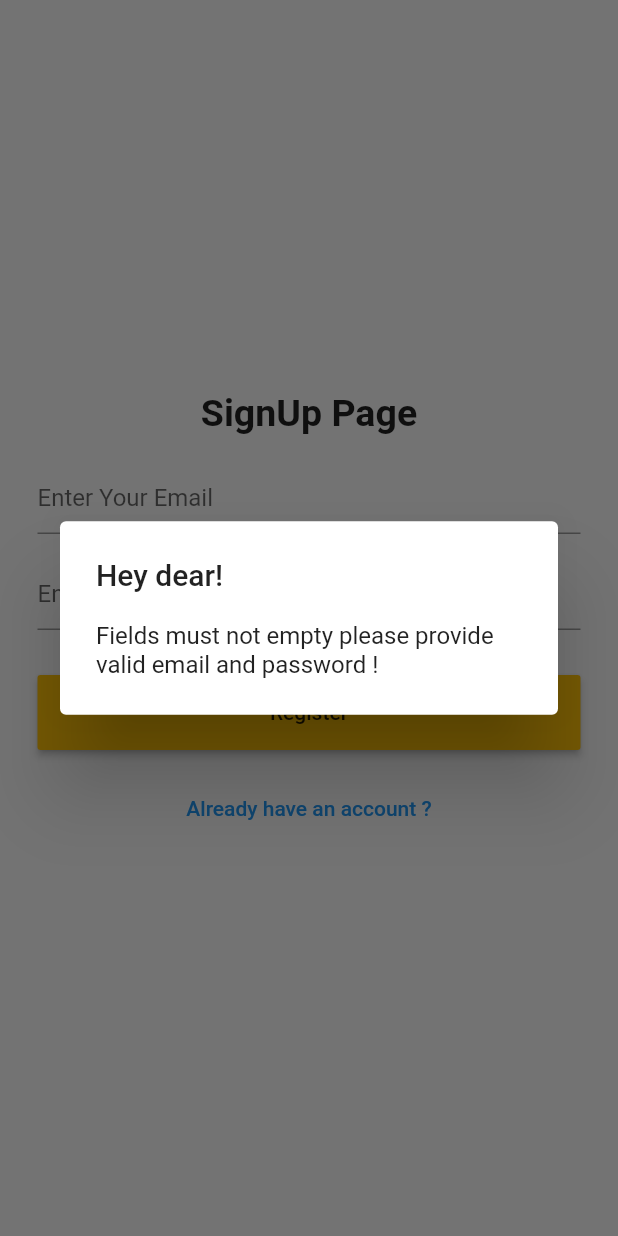
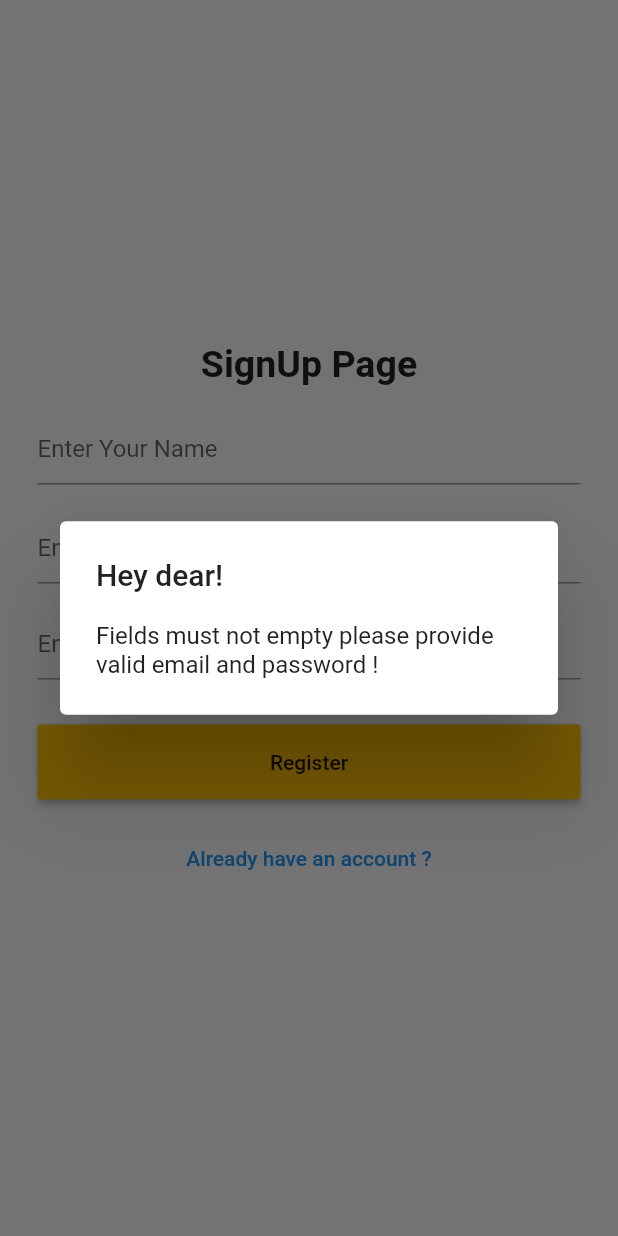
Before and after one commit to DavinderSingh-ds/chatting_app, a Flutter app: the RegisterPage screen opened directly, after a tap on "Register", on a phone screen of 412 x 824 dp. Run offline on Flutter 3.47's test engine with Material 2 defaults, Android fonts, the phone set to English and light mode, and no system bars; our stand-ins replace cloud_firestore, firebase_auth, firebase_core, shared_preferences; accounts and stored records are empty.

```diff
--- a/lib/Helper/FirebaseHelper.dart
+++ b/lib/Helper/FirebaseHelper.dart
@@ -2,6 +2,7 @@
 
 import 'package:chatting_app/Screens/ChatScreen.dart';
 import 'package:chatting_app/Screens/LoginPage.dart';
+import 'package:cloud_firestore/cloud_firestore.dart';
 import 'package:firebase_auth/firebase_auth.dart';
 import 'package:flutter/material.dart';
 
@@ -10,7 +11,7 @@ class Service {
   final auth = FirebaseAuth.instance;
 
   //for create User we define function
-  void createUser(context, email, password) async {
+  void createUser(context, name, email, password) async {
     try {
       //when the user create it will go to chatscreen directly not to login page
       await auth
@@ -23,6 +24,10 @@ class Service {
                   builder: ((context) => const ChatScreen()),
                 ),
               ),
+              FirebaseFirestore.instance
+                  .collection("Users")
+                  .doc(auth.currentUser!.uid)
+                  .set({"name": name, "email": email, "status": "online"})
             },
           );
     } catch (e) {
--- a/lib/Screens/RegisterPage.dart
+++ b/lib/Screens/RegisterPage.dart
@@ -15,6 +15,7 @@ class RegisterPage extends StatefulWidget {
 }
 
 class _RegisterPageState extends State<RegisterPage> {
+  final TextEditingController _nameController = TextEditingController();
   final TextEditingController _emailController = TextEditingController();
   final TextEditingController _passwordController = TextEditingController();
   final GlobalKey _formKey = GlobalKey();
@@ -36,6 +37,15 @@ class _RegisterPageState extends State<RegisterPage> {
                 const Text(
                   'SignUp Page',
                   style: TextStyle(fontSize: 25, fontWeight: FontWeight.bold),
+                ),
+                Padding(
+                  padding: const EdgeInsets.only(top: 18),
+                  child: TextFormField(
+                    controller: _nameController,
+                    decoration: const InputDecoration(
+                      hintText: 'Enter Your Name ',
+                    ),
+                  ),
                 ),
                 Padding(
                   padding: const EdgeInsets.only(top: 18),
@@ -67,8 +77,8 @@ class _RegisterPageState extends State<RegisterPage> {
                       //if email and passwords is not empty it will take action on it
                       if (_emailController.text.isNotEmpty &&
                           _passwordController.text.isNotEmpty) {
-                        service.createUser(context, _emailController.text,
-                            _passwordController.text);
+                        service.createUser(context, _nameController.text,
+                            _emailController.text, _passwordController.text);
                         pref.setString("email", _emailController.text);
                       } else {
                         //if textfields are empty it show warning message
```
Also changed, not shown: lib/Screens/ChatScreen.dart (+94 -2 lines).
